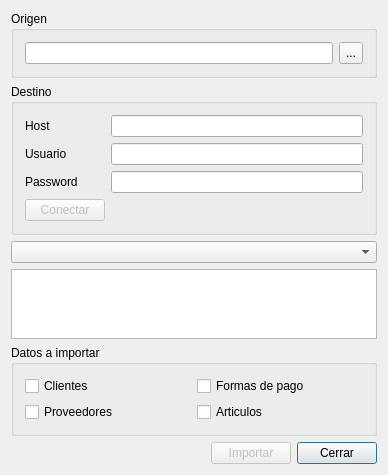
0TheFox0/MayaImportFP, file importdialog.ui: the form before one commit.
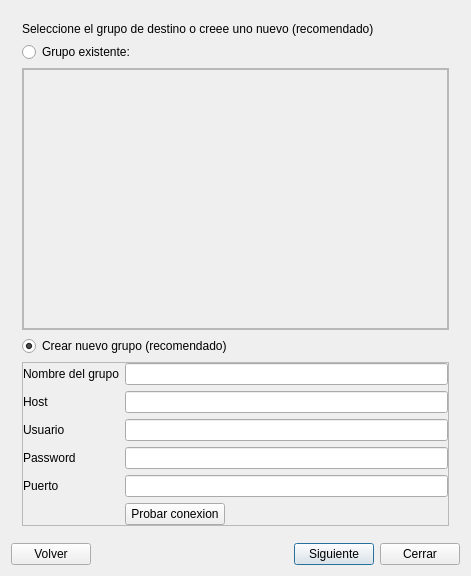
The form after the commit. The open tabs and pages were chosen to show the change. Icons and pictures are not drawn.

Patch:
```diff
--- a/importdialog.ui
+++ b/importdialog.ui
@@ -6,34 +6,60 @@
    <rect>
     <x>0</x>
     <y>0</y>
-    <width>388</width>
-    <height>458</height>
+    <width>471</width>
+    <height>576</height>
    </rect>
   </property>
   <property name="windowTitle">
    <string>importDialog</string>
   </property>
+  <layout class="QVBoxLayout" name="verticalLayout_4">
+   <item>
+    <widget class="QStackedWidget" name="stackedWidget">
+     <property name="currentIndex">
+      <number>0</number>
+     </property>
+     <widget class="QWidget" name="page">
   <layout class="QVBoxLayout" name="verticalLayout">
    <item>
-    <widget class="QGroupBox" name="groupBox">
-     <property name="sizePolicy">
-      <sizepolicy hsizetype="Preferred" vsizetype="Maximum">
-       <horstretch>0</horstretch>
-       <verstretch>0</verstretch>
-      </sizepolicy>
-     </property>
-     <property name="title">
-      <string>Origen</string>
-     </property>
-     <layout class="QHBoxLayout" name="horizontalLayout_3">
+        <widget class="QLabel" name="label_4">
+         <property name="text">
+          <string>Bienvenido y todo ese rollo</string>
+         </property>
+         <property name="alignment">
+          <set>Qt::AlignCenter</set>
+         </property>
+        </widget>
+       </item>
       <item>
+        <widget class="QLabel" name="label_18">
+         <property name="text">
+          <string/>
+         </property>
+         <property name="pixmap">
+          <pixmap>../../logoMaya2.fw.png</pixmap>
+         </property>
+        </widget>
+       </item>
+      </layout>
+     </widget>
+     <widget class="QWidget" name="page_4">
+      <layout class="QGridLayout" name="gridLayout_4">
+       <item row="0" column="0" colspan="3">
+        <widget class="QLabel" name="label_6">
+         <property name="text">
+          <string>Indique la ruta de acceso a la base de datos de FacturaPlus (carpeta GES2012)</string>
+         </property>
+        </widget>
+       </item>
+       <item row="1" column="0" colspan="2">
        <widget class="QLineEdit" name="txtRutaBD">
         <property name="text">
          <string/>
         </property>
        </widget>
       </item>
-      <item>
+       <item row="1" column="2">
        <widget class="QToolButton" name="btnSearchBD">
         <property name="sizePolicy">
          <sizepolicy hsizetype="Preferred" vsizetype="Preferred">
@@ -41,6 +67,12 @@
           <verstretch>0</verstretch>
          </sizepolicy>
         </property>
+         <property name="maximumSize">
+          <size>
+           <width>30</width>
+           <height>16777215</height>
+          </size>
+         </property>
         <property name="text">
          <string>...</string>
         </property>
@@ -49,23 +81,47 @@
         </property>
        </widget>
       </item>
-     </layout>
-    </widget>
-   </item>
-   <item>
-    <widget class="QGroupBox" name="groupBox_2">
-     <property name="title">
-      <string>Destino</string>
-     </property>
-     <layout class="QGridLayout" name="gridLayout_2">
+       <item row="2" column="0">
+        <widget class="QPushButton" name="btnConectFP">
+         <property name="maximumSize">
+          <size>
+           <width>100</width>
+           <height>16777215</height>
+          </size>
+         </property>
+         <property name="text">
+          <string>Conectar</string>
+         </property>
+        </widget>
+       </item>
+       <item row="2" column="1" colspan="2">
+        <spacer name="horizontalSpacer_2">
+         <property name="orientation">
+          <enum>Qt::Horizontal</enum>
+         </property>
+         <property name="sizeHint" stdset="0">
+          <size>
+           <width>258</width>
+           <height>20</height>
+          </size>
+         </property>
+        </spacer>
+       </item>
+       <item row="3" column="0" colspan="3">
+        <widget class="QListView" name="listViewFP"/>
+       </item>
+      </layout>
+     </widget>
+     <widget class="QWidget" name="page_2">
+      <layout class="QGridLayout" name="gridLayout_3">
+       <item row="0" column="0" colspan="2">
+        <widget class="QLabel" name="label_5">
+         <property name="text">
+          <string>Introducca los datos de conexion con la base de dato de Maya</string>
+         </property>
+        </widget>
+       </item>
       <item row="1" column="0">
-       <widget class="QLabel" name="label_2">
-        <property name="text">
-         <string>Usuario</string>
-        </property>
-       </widget>
-      </item>
-      <item row="0" column="0">
        <widget class="QLabel" name="label">
         <property name="text">
          <string>Host</string>
@@ -73,20 +129,34 @@
        </widget>
       </item>
       <item row="1" column="1">
+        <widget class="QLineEdit" name="txtHost">
+         <property name="text">
+          <string/>
+         </property>
+        </widget>
+       </item>
+       <item row="2" column="0">
+        <widget class="QLabel" name="label_2">
+         <property name="text">
+          <string>Usuario</string>
+         </property>
+        </widget>
+       </item>
+       <item row="2" column="1">
        <widget class="QLineEdit" name="txtUser">
         <property name="text">
          <string/>
         </property>
        </widget>
       </item>
-      <item row="2" column="0">
+       <item row="3" column="0">
        <widget class="QLabel" name="label_3">
         <property name="text">
          <string>Password</string>
         </property>
        </widget>
       </item>
-      <item row="2" column="1">
+       <item row="3" column="1">
        <widget class="QLineEdit" name="txtPass">
         <property name="text">
          <string/>
@@ -96,14 +166,7 @@
         </property>
        </widget>
       </item>
-      <item row="0" column="1">
-       <widget class="QLineEdit" name="txtHost">
-        <property name="text">
-         <string/>
-        </property>
-       </widget>
-      </item>
-      <item row="3" column="0">
+       <item row="4" column="0">
        <widget class="QPushButton" name="btnConectar">
         <property name="enabled">
          <bool>false</bool>
@@ -113,15 +176,237 @@
         </property>
        </widget>
       </item>
-     </layout>
-    </widget>
+       <item row="5" column="1">
+        <spacer name="verticalSpacer_2">
+         <property name="orientation">
+          <enum>Qt::Vertical</enum>
+         </property>
+         <property name="sizeHint" stdset="0">
+          <size>
+           <width>20</width>
+           <height>329</height>
+          </size>
+         </property>
+        </spacer>
+       </item>
+      </layout>
+     </widget>
+     <widget class="QWidget" name="page_3">
+      <layout class="QVBoxLayout" name="verticalLayout_3">
+       <item>
+        <widget class="QLabel" name="label_7">
+         <property name="text">
+          <string>Seleccione el grupo de destino o creee uno nuevo (recomendado)</string>
+         </property>
+        </widget>
    </item>
    <item>
-    <widget class="QComboBox" name="comboGrupo"/>
-   </item>
+        <widget class="QRadioButton" name="radioButton">
+         <property name="text">
+          <string>Grupo existente:</string>
+         </property>
+        </widget>
+       </item>
+       <item>
+        <widget class="QFrame" name="frameExis">
+         <property name="enabled">
+          <bool>false</bool>
+         </property>
+         <property name="frameShape">
+          <enum>QFrame::StyledPanel</enum>
+         </property>
+         <property name="frameShadow">
+          <enum>QFrame::Raised</enum>
+         </property>
+         <layout class="QVBoxLayout" name="verticalLayout_2">
+          <property name="margin">
+           <number>0</number>
+          </property>
    <item>
     <widget class="QListView" name="listView"/>
    </item>
+         </layout>
+        </widget>
+       </item>
+       <item>
+        <widget class="QRadioButton" name="radioButton_2">
+         <property name="text">
+          <string>Crear nuevo grupo (recomendado)</string>
+         </property>
+         <property name="checked">
+          <bool>true</bool>
+         </property>
+        </widget>
+       </item>
+       <item>
+        <widget class="QFrame" name="frameNew">
+         <property name="frameShape">
+          <enum>QFrame::StyledPanel</enum>
+         </property>
+         <property name="frameShadow">
+          <enum>QFrame::Raised</enum>
+         </property>
+         <layout class="QFormLayout" name="formLayout">
+          <property name="fieldGrowthPolicy">
+           <enum>QFormLayout::AllNonFixedFieldsGrow</enum>
+          </property>
+          <property name="margin">
+           <number>0</number>
+          </property>
+          <item row="0" column="0">
+           <widget class="QLabel" name="label_8">
+            <property name="text">
+             <string>Nombre del grupo</string>
+            </property>
+           </widget>
+          </item>
+          <item row="0" column="1">
+           <widget class="QLineEdit" name="txtNewGName"/>
+          </item>
+          <item row="1" column="0">
+           <widget class="QLabel" name="label_9">
+            <property name="text">
+             <string>Host</string>
+            </property>
+           </widget>
+          </item>
+          <item row="1" column="1">
+           <widget class="QLineEdit" name="txtNewGHost"/>
+          </item>
+          <item row="2" column="0">
+           <widget class="QLabel" name="label_10">
+            <property name="text">
+             <string>Usuario</string>
+            </property>
+           </widget>
+          </item>
+          <item row="2" column="1">
+           <widget class="QLineEdit" name="txtNewGUser"/>
+          </item>
+          <item row="3" column="0">
+           <widget class="QLabel" name="label_11">
+            <property name="text">
+             <string>Password</string>
+            </property>
+           </widget>
+          </item>
+          <item row="3" column="1">
+           <widget class="QLineEdit" name="txtNewGPass"/>
+          </item>
+          <item row="4" column="0">
+           <widget class="QLabel" name="label_12">
+            <property name="text">
+             <string>Puerto</string>
+            </property>
+           </widget>
+          </item>
+          <item row="4" column="1">
+           <widget class="QLineEdit" name="txtNewGPort"/>
+          </item>
+          <item row="5" column="1">
+           <widget class="QPushButton" name="btnTestNewGroup">
+            <property name="maximumSize">
+             <size>
+              <width>100</width>
+              <height>16777215</height>
+             </size>
+            </property>
+            <property name="text">
+             <string>Probar conexion</string>
+            </property>
+           </widget>
+          </item>
+         </layout>
+        </widget>
+       </item>
+      </layout>
+     </widget>
+     <widget class="QWidget" name="page_6">
+      <layout class="QVBoxLayout" name="verticalLayout_6">
+       <item>
+        <widget class="QLabel" name="label_13">
+         <property name="text">
+          <string>Seleccione las relaciones correctas</string>
+         </property>
+        </widget>
+       </item>
+       <item>
+        <widget class="QGroupBox" name="groupBox">
+         <property name="title">
+          <string>IVA</string>
+         </property>
+         <layout class="QGridLayout" name="gridLayout_2">
+          <item row="0" column="0">
+           <widget class="QLabel" name="label_14">
+            <property name="text">
+             <string>21%</string>
+            </property>
+           </widget>
+          </item>
+          <item row="0" column="1">
+           <widget class="QComboBox" name="comboIva1"/>
+          </item>
+          <item row="1" column="0">
+           <widget class="QLabel" name="label_15">
+            <property name="text">
+             <string>10%</string>
+            </property>
+           </widget>
+          </item>
+          <item row="1" column="1">
+           <widget class="QComboBox" name="comboIva2"/>
+          </item>
+          <item row="2" column="0">
+           <widget class="QLabel" name="label_16">
+            <property name="text">
+             <string>4%</string>
+            </property>
+           </widget>
+          </item>
+          <item row="2" column="1">
+           <widget class="QComboBox" name="comboIva3"/>
+          </item>
+          <item row="3" column="0">
+           <widget class="QLabel" name="label_17">
+            <property name="text">
+             <string>Exento</string>
+            </property>
+           </widget>
+          </item>
+          <item row="3" column="1">
+           <widget class="QComboBox" name="comboIva4"/>
+          </item>
+         </layout>
+        </widget>
+       </item>
+       <item>
+        <widget class="QLabel" name="label_19">
+         <property name="text">
+          <string>Divisas</string>
+         </property>
+        </widget>
+       </item>
+       <item>
+        <widget class="QScrollArea" name="scrollArea">
+         <property name="widgetResizable">
+          <bool>true</bool>
+         </property>
+         <widget class="QWidget" name="scrollAreaWidgetContents">
+          <property name="geometry">
+           <rect>
+            <x>0</x>
+            <y>0</y>
+            <width>433</width>
+            <height>332</height>
+           </rect>
+          </property>
+         </widget>
+        </widget>
+       </item>
+      </layout>
+     </widget>
+     <widget class="QWidget" name="page_5">
+      <layout class="QVBoxLayout" name="verticalLayout_5">
    <item>
     <widget class="QGroupBox" name="groupBoxDatos">
      <property name="title">
@@ -160,7 +445,34 @@
     </widget>
    </item>
    <item>
+        <spacer name="verticalSpacer_4">
+         <property name="orientation">
+          <enum>Qt::Vertical</enum>
+         </property>
+         <property name="sizeHint" stdset="0">
+          <size>
+           <width>20</width>
+           <height>376</height>
+          </size>
+         </property>
+        </spacer>
+       </item>
+      </layout>
+     </widget>
+    </widget>
+   </item>
+   <item>
     <layout class="QHBoxLayout" name="horizontalLayout_2">
+     <item>
+      <widget class="QPushButton" name="btnVolver">
+       <property name="text">
+        <string>Volver</string>
+       </property>
+       <property name="autoDefault">
+        <bool>false</bool>
+       </property>
+      </widget>
+     </item>
      <item>
       <spacer name="horizontalSpacer">
        <property name="orientation">
@@ -168,7 +480,7 @@
        </property>
        <property name="sizeHint" stdset="0">
         <size>
-         <width>40</width>
+         <width>108</width>
          <height>20</height>
         </size>
        </property>
@@ -177,13 +489,13 @@
      <item>
       <widget class="QPushButton" name="btnImportar">
        <property name="enabled">
-        <bool>false</bool>
+        <bool>true</bool>
        </property>
        <property name="text">
-        <string>Importar</string>
+        <string>Siguiente</string>
        </property>
        <property name="default">
-        <bool>false</bool>
+        <bool>true</bool>
        </property>
       </widget>
      </item>
@@ -192,8 +504,11 @@
        <property name="text">
         <string>Cerrar</string>
        </property>
+       <property name="autoDefault">
+        <bool>false</bool>
+       </property>
        <property name="default">
-        <bool>true</bool>
+        <bool>false</bool>
        </property>
       </widget>
      </item>
```
Left out of the diff: 12 changed lines with no effect on the pictures. Lines whose indentation alone changed are shown as unchanged.
